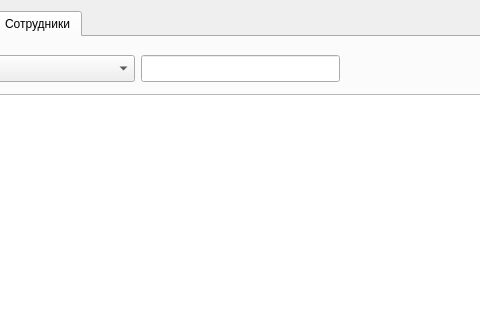
okostynchuk/Outcall, file EditOrgContactDialog.ui: the form before one commit; both pictures show x 86 to 566 and y 0 to 320 of the 655 by 475 pixel window.
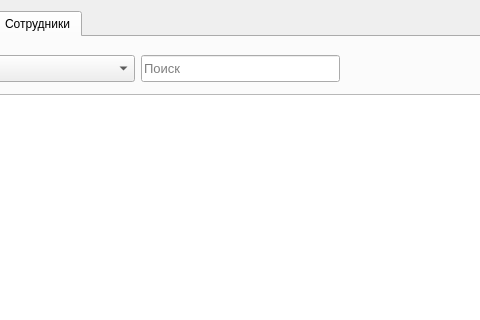
The form after the commit. The open tabs and pages were chosen to show the change. Icons and pictures are not drawn.

Diff of the .ui file:
```diff
--- a/EditOrgContactDialog.ui
+++ b/EditOrgContactDialog.ui
@@ -334,6 +334,9 @@
                 <property name="whatsThis">
                  <string>Поиск по таблице</string>
                 </property>
+                <property name="placeholderText">
+                 <string>Поиск</string>
+                </property>
                </widget>
               </item>
               <item>
```
